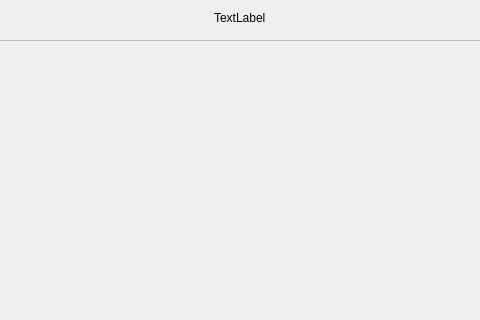
Old version of the form results_graphics.ui in the repository chevashetz/app; both pictures show x 237 to 717 and y 0 to 320 of the 954 by 872 pixel window.
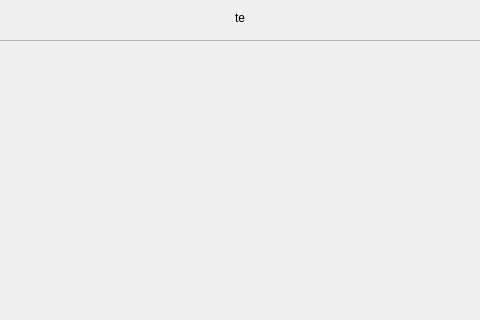
New version of the form.

```diff
--- a/results_graphics.ui
+++ b/results_graphics.ui
@@ -17,7 +17,7 @@
    <item alignment="Qt::AlignHCenter">
     <widget class="QLabel" name="label">
      <property name="text">
-      <string>TextLabel</string>
+      <string>te</string>
      </property>
     </widget>
    </item>
```
Left out of the diff: 2 changed lines with no effect on the pictures.
